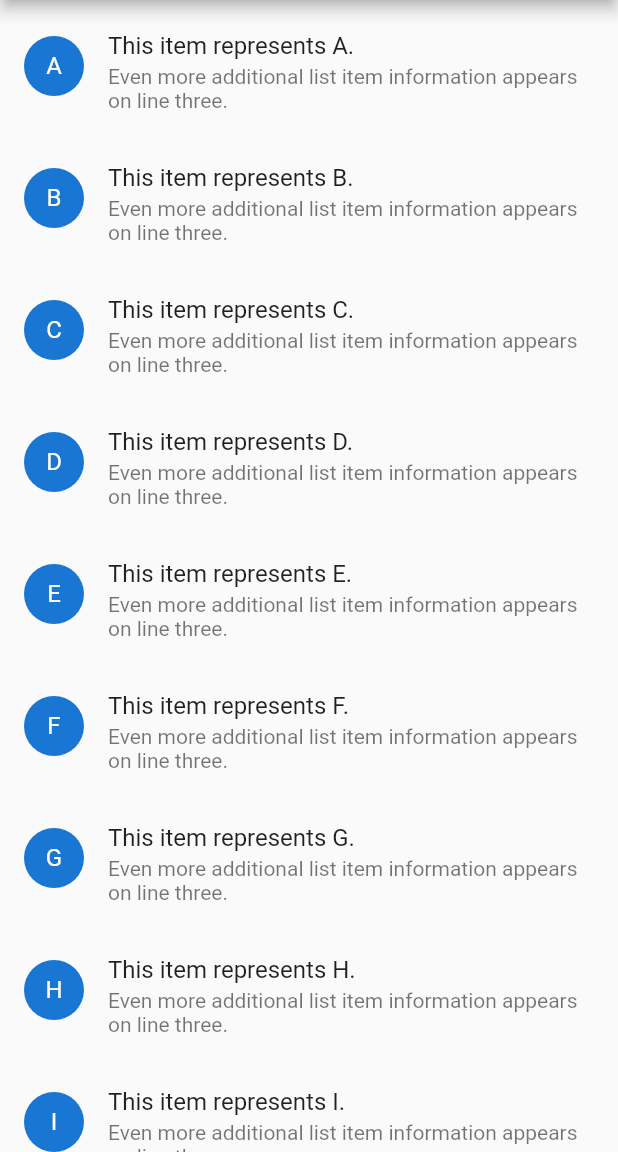
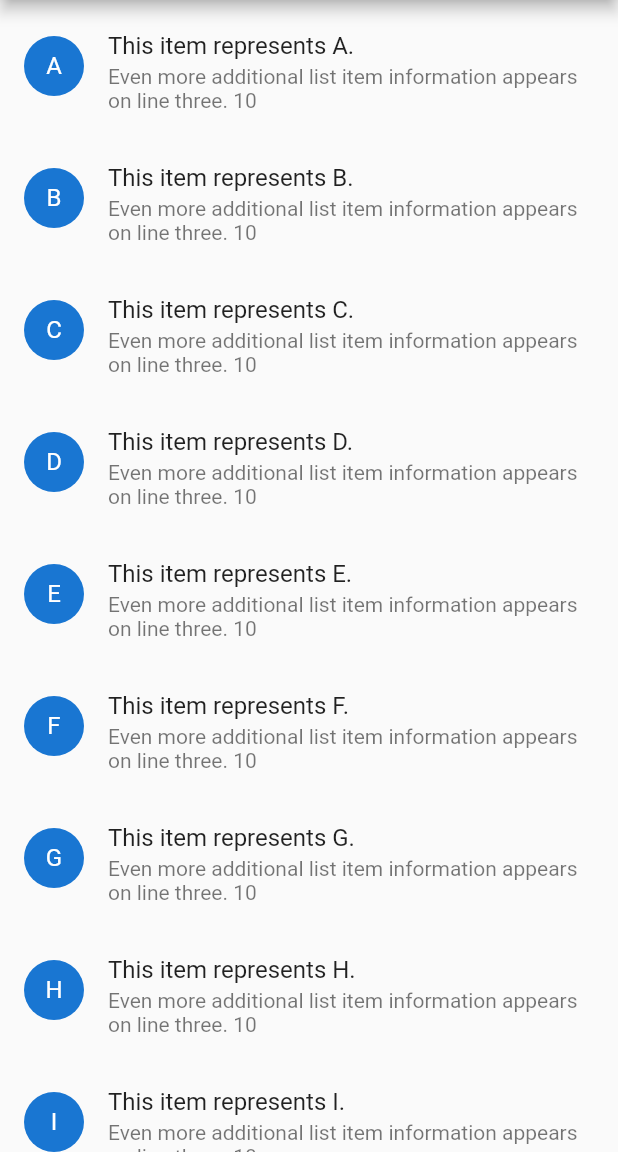
Before and after one commit to aagarwal1012/Liquid-Pull-To-Refresh, a Flutter app: the screen it shows after launch, on a phone screen of 412 x 824 dp, the part 84-1236 px from its top. Run offline on Flutter 3.47's test engine with Material 2 defaults, Android fonts, the light colour scheme and no system bars.

Commit message:
resolved issue#25 (#44)
* resolved issue#25

* Enable jetifier removed

* Formatting changed

```diff
--- a/example/lib/main.dart
+++ b/example/lib/main.dart
@@ -1,4 +1,5 @@
 import 'dart:async';
+import 'dart:math';
 
 import 'package:flutter/material.dart';
 import 'package:liquid_pull_to_refresh/liquid_pull_to_refresh.dart';
@@ -33,6 +34,11 @@ class _MyHomePageState extends State<MyHomePage> {
   final GlobalKey<ScaffoldState> _scaffoldKey = GlobalKey<ScaffoldState>();
   final GlobalKey<RefreshIndicatorState> _refreshIndicatorKey =
       GlobalKey<RefreshIndicatorState>();
+
+  static int refreshNum = 10; // number that changes when refreshed
+  Stream<int> counterStream =
+      Stream<int>.periodic(Duration(seconds: 3), (x) => refreshNum);
+
   static final List<String> _items = <String>[
     'A',
     'B',
@@ -54,6 +60,9 @@ class _MyHomePageState extends State<MyHomePage> {
     final Completer<void> completer = Completer<void>();
     Timer(const Duration(seconds: 3), () {
       completer.complete();
+    });
+    setState(() {
+      refreshNum = new Random().nextInt(100);
     });
     return completer.future.then<void>((_) {
       _scaffoldKey.currentState?.showSnackBar(SnackBar(
@@ -80,7 +89,10 @@ class _MyHomePageState extends State<MyHomePage> {
       body: LiquidPullToRefresh(
         key: _refreshIndicatorKey,
         onRefresh: _handleRefresh,
-        child: ListView.builder(
+        child: StreamBuilder<int>(
+            stream: counterStream,
+            builder: (context, snapshot) {
+              return ListView.builder(
                 padding: kMaterialListPadding,
                 itemCount: _items.length,
                 itemBuilder: (BuildContext context, int index) {
@@ -89,11 +101,12 @@ class _MyHomePageState extends State<MyHomePage> {
                     isThreeLine: true,
                     leading: CircleAvatar(child: Text(item)),
                     title: Text('This item represents $item.'),
-              subtitle: const Text(
-                  'Even more additional list item information appears on line three.'),
+                    subtitle: Text(
+                        'Even more additional list item information appears on line three. ${snapshot.data}'),
                   );
                 },
-        ),
+              );
+            }),
       ),
     );
   }
--- a/lib/liquid_pull_to_refresh.dart
+++ b/lib/liquid_pull_to_refresh.dart
@@ -68,7 +68,7 @@ class LiquidPullToRefresh extends StatefulWidget {
   /// will appear when child's Scrollable descendant is over-scrolled.
   ///
   /// Typically a [ListView] or [CustomScrollView].
-  final ScrollView child;
+  final Widget child;
 
   /// The distance from the child's top or bottom edge to where the box
   /// will settle after the spring effect.
@@ -586,11 +586,6 @@ class _LiquidPullToRefreshState extends State<LiquidPullToRefresh>
         : _defaultBackgroundColor;
     double height = (widget.height != null) ? widget.height : _defaultHeight;
 
-    // converting list items to slivers
-    List<Widget> slivers =
-        // ignore: invalid_use_of_protected_member
-        List.from(widget.child.buildSlivers(context), growable: true);
-
     //Code Added for testing
 //    slivers.insert(
 //      0,
@@ -627,12 +622,7 @@ class _LiquidPullToRefreshState extends State<LiquidPullToRefresh>
       key: _key,
       onNotification: _handleScrollNotification,
       child: NotificationListener<OverscrollIndicatorNotification>(
-        onNotification: _handleGlowNotification,
-        child: CustomScrollView(
-          controller: widget.scrollController,
-          slivers: slivers,
-        ),
-      ),
+          onNotification: _handleGlowNotification, child: widget.child),
     );
     if (_mode == null) {
       assert(_dragOffset == null);
@@ -642,19 +632,19 @@ class _LiquidPullToRefreshState extends State<LiquidPullToRefresh>
     assert(_dragOffset != null);
     assert(_isIndicatorAtTop != null);
 
-    slivers.insert(
-      0,
-      SliverToBoxAdapter(
-        child: AnimatedBuilder(
-          animation: _positionController,
-          builder: (BuildContext buildContext, Widget child) {
-            return Container(
-              height: _value.value * height * 2, //100.0
-            );
-          },
-        ),
-      ),
-    );
+    // slivers.insert(
+    //   0,
+    //   SliverToBoxAdapter(
+    //     child: AnimatedBuilder(
+    //       animation: _positionController,
+    //       builder: (BuildContext buildContext, Widget child) {
+    //         return Container(
+    //           height: _value.value * height * 2, //100.0
+    //         );
+    //       },
+    //     ),
+    //   ),
+    // );
 
     return Stack(
       children: <Widget>[
@@ -671,12 +661,8 @@ class _LiquidPullToRefreshState extends State<LiquidPullToRefresh>
                 key: _key,
                 onNotification: _handleScrollNotification,
                 child: NotificationListener<OverscrollIndicatorNotification>(
-                  onNotification: _handleGlowNotification,
-                  child: CustomScrollView(
-                    controller: widget.scrollController,
-                    slivers: slivers,
-                  ),
-                ),
+                    onNotification: _handleGlowNotification,
+                    child: widget.child),
               ),
             );
           },
```
Also changed, not shown: 1 other file. Lines whose indentation alone changed are shown as unchanged.
